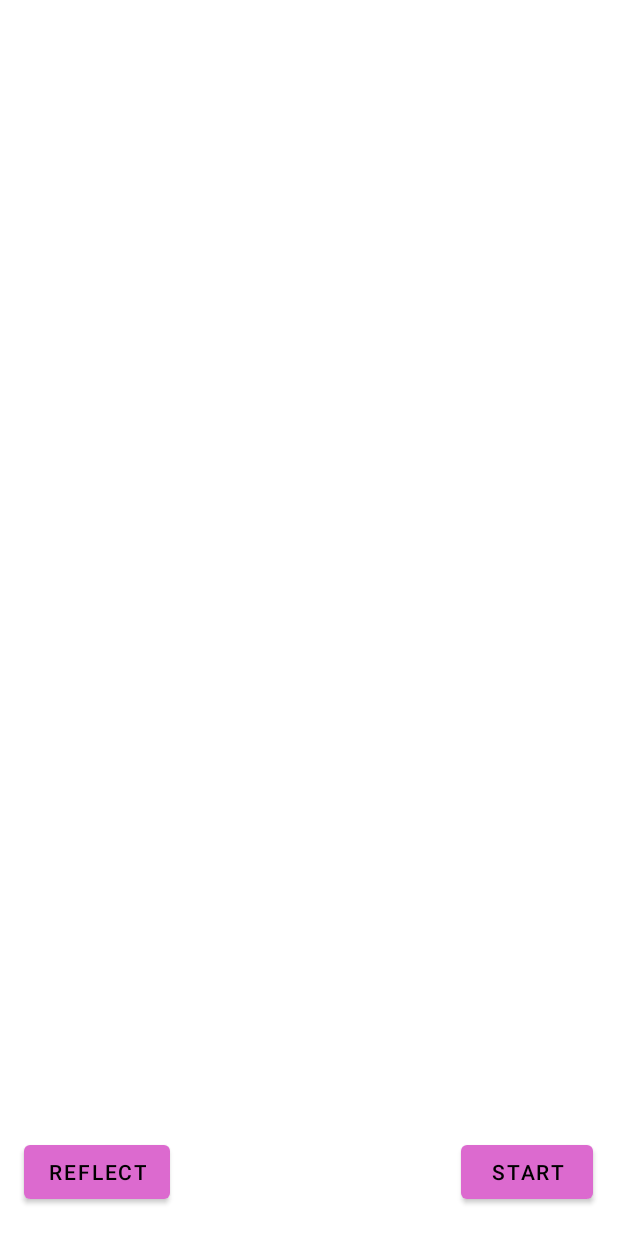
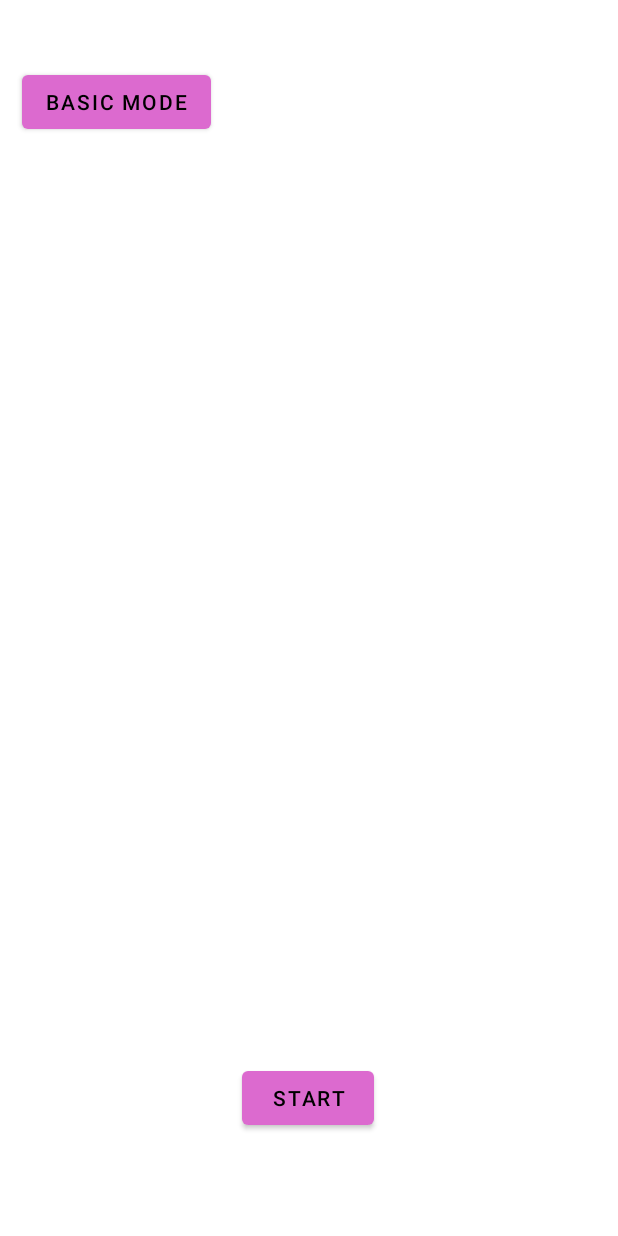
Before and after one commit to iloveusername/Synesthesia, an Android app: the screen it shows after launch (MainActivity), on a phone screen of 412 x 824 dp. Run offline under Robolectric (Android 15) with nearby library versions, the phone set to English and light mode, and no system bars; libraries missing offline, so code that uses them is left out: org.vosk, org.vosk.android; 1 statement that could not run was skipped.

Commit message:
Fixed text display issue, changed button layout/text

```diff
--- a/app/src/main/res/layout/activity_main.xml
+++ b/app/src/main/res/layout/activity_main.xml
@@ -28,21 +28,21 @@
         android:text="Start"
         app:layout_constraintBottom_toBottomOf="parent"
         app:layout_constraintEnd_toEndOf="parent"
-        app:layout_constraintHorizontal_bias="0.949"
+        app:layout_constraintHorizontal_bias="0.498"
         app:layout_constraintStart_toStartOf="parent"
         app:layout_constraintTop_toTopOf="parent"
-        app:layout_constraintVertical_bias="0.976" />
+        app:layout_constraintVertical_bias="0.912" />
 
     <Button
         android:id="@+id/reflect"
         android:layout_width="wrap_content"
         android:layout_height="wrap_content"
-        android:text="Reflect"
+        android:text="Basic Mode"
         app:layout_constraintBottom_toBottomOf="parent"
         app:layout_constraintEnd_toEndOf="parent"
-        app:layout_constraintHorizontal_bias="0.05"
+        app:layout_constraintHorizontal_bias="0.051"
         app:layout_constraintStart_toStartOf="parent"
         app:layout_constraintTop_toTopOf="parent"
-        app:layout_constraintVertical_bias="0.976" />
+        app:layout_constraintVertical_bias="0.057" />
 
 </androidx.constraintlayout.widget.ConstraintLayout>
```
Also changed, not shown: app/src/main/java/com/riats/synthesia/MainActivity.java (+8 -3 lines).
